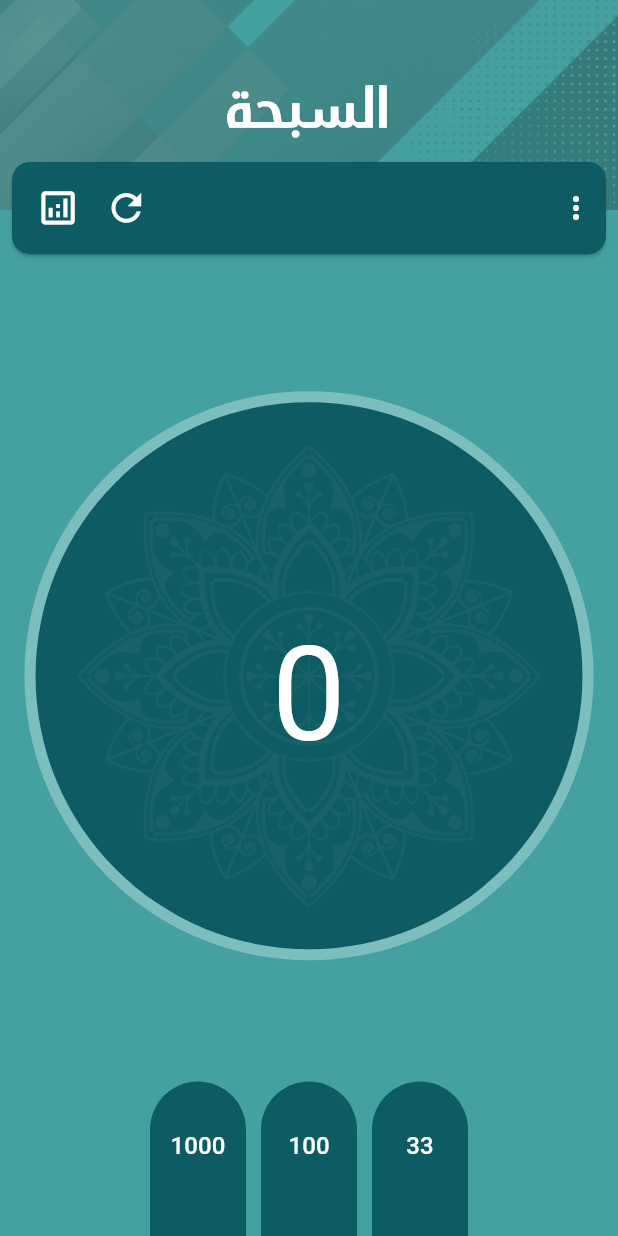
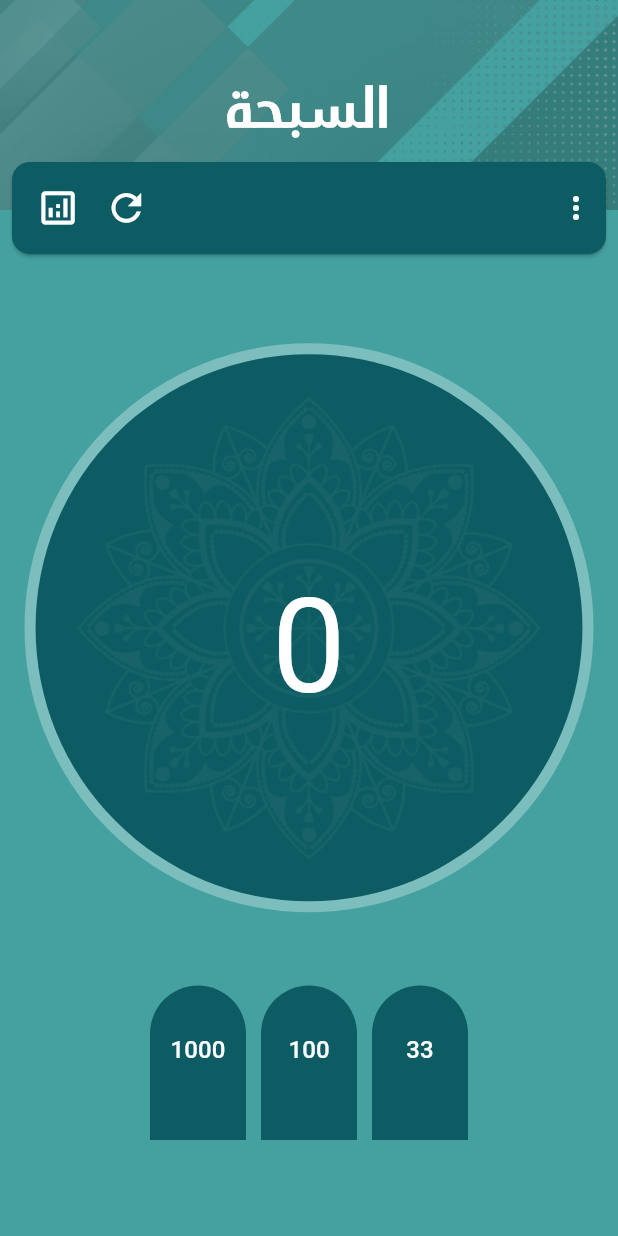
Before and after one commit to itiswd/Latest-Paqyat, a Flutter app: the Sebha screen opened directly, on a phone screen of 412 x 824 dp. Run offline on Flutter 3.47's test engine with Material 3 defaults, Android fonts, the phone set to English and light mode, and no system bars; our stand-ins replace adhan, animate_do, audioplayers, cached_network_image, flutter_spinkit, hijri and 5 more; missing offline and left inert: flutter_islamic_icons, quran; accounts and stored records are empty; network calls fail.

Commit message:
Refactor Sebha layout for improved readability and add vertical spacing
Simplified the layout structure in the Sebha component by condensing multiple SizedBox widgets into single lines, enhancing readability and maintainability. Additionally, introduced a new SizedBox with a height of 64 to provide vertical spacing, improving the visual separation and overall user experience.

```diff
--- a/lib/pages/Sebha.dart
+++ b/lib/pages/Sebha.dart
@@ -481,9 +481,7 @@ class _SebhaState extends State<Sebha> {
                     ),
                   ),
                 ),
-                const SizedBox(
-                  width: 10,
-                ),
+                const SizedBox(width: 10),
                 Container(
                   height: MediaQuery.of(context).size.width / 4,
                   decoration: BoxDecoration(
@@ -519,9 +517,7 @@ class _SebhaState extends State<Sebha> {
                     ),
                   ),
                 ),
-                const SizedBox(
-                  width: 10,
-                ),
+                const SizedBox(width: 10),
                 Container(
                   height: MediaQuery.of(context).size.width / 4,
                   decoration: BoxDecoration(
@@ -560,6 +556,7 @@ class _SebhaState extends State<Sebha> {
               ],
             ),
           ),
+          const SizedBox(height: 64),
         ],
       ),
     );
```
